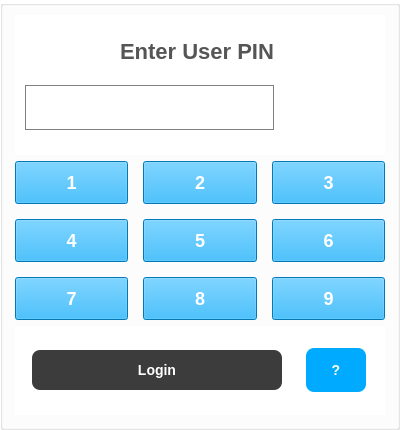
Above: login.ui from pgil256/new-gui before the change. Below: the same form after it.
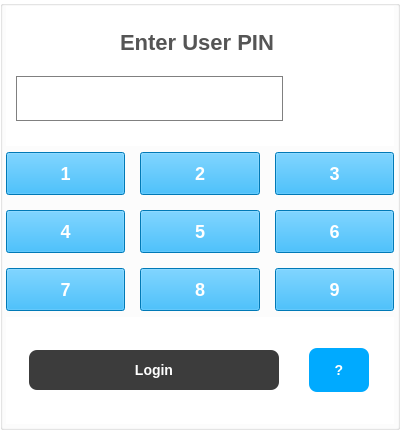
That is the form after the change.

Diff of the .ui file:
```diff
--- a/login.ui
+++ b/login.ui
@@ -44,6 +44,18 @@
                 </string>
    </property>
    <layout class="QVBoxLayout" name="verticalLayout_2">
+    <property name="leftMargin">
+     <number>0</number>
+    </property>
+    <property name="topMargin">
+     <number>0</number>
+    </property>
+    <property name="rightMargin">
+     <number>0</number>
+    </property>
+    <property name="bottomMargin">
+     <number>0</number>
+    </property>
     <item>
      <widget class="QGroupBox" name="groupBox_2">
       <property name="sizePolicy">
```
Left out of the diff: 8 changed lines with no effect on the pictures.
